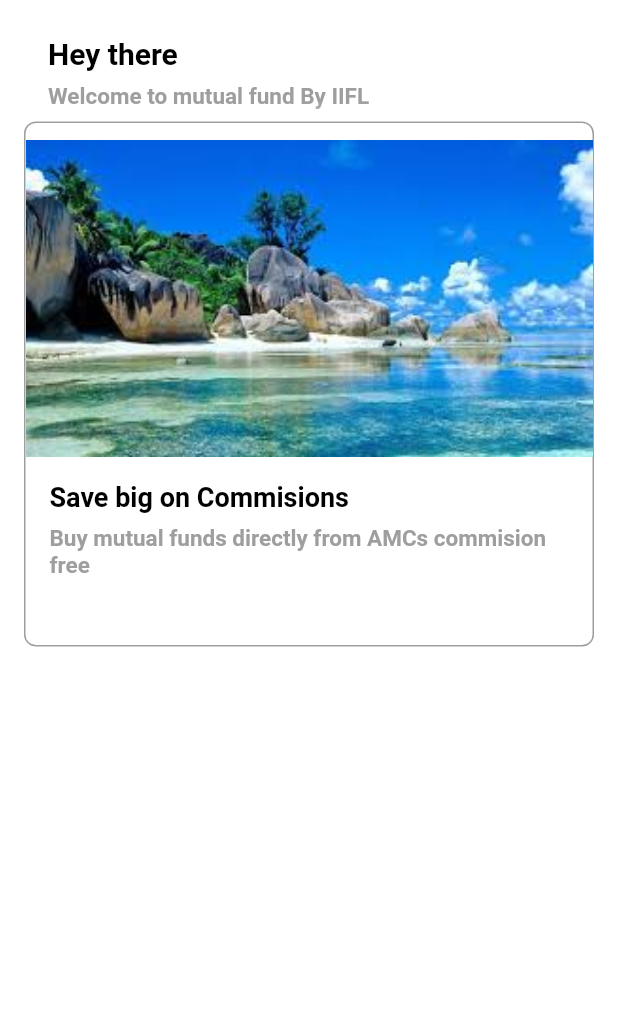
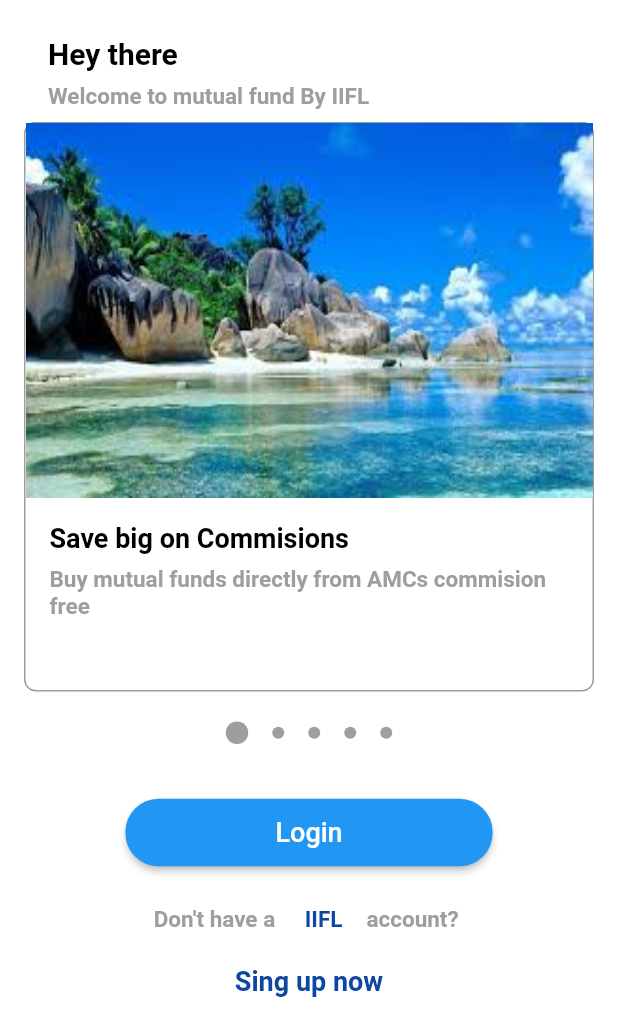
Before and after one commit to AndroidVinay/MutualFundFultterApp, a Flutter app: the screen it shows after launch, on a phone screen of 412 x 824 dp. Shown: the top 1036 px of the screen. Run offline on Flutter 3.47's test engine with Material 2 defaults, Android fonts, the phone set to English and light mode, and no system bars.

Commit message:
half page done

```diff
--- a/mutual_fund_app/lib/signup_page.dart
+++ b/mutual_fund_app/lib/signup_page.dart
@@ -1,3 +1,4 @@
+import 'package:flutter/cupertino.dart';
 import 'package:flutter/material.dart';
 import 'package:mutual_fund_app/slide.dart';
 import 'title_text.dart';
@@ -12,7 +13,18 @@ class SignUpPage extends StatefulWidget {
 class _SignUpPageState extends State<SignUpPage> {
   PageController _pageController = PageController(initialPage: 0);
 
-  int index = 0;
+  double _index = 0;
+
+  @override
+  void initState() {
+    // TODO: implement initState
+    super.initState();
+    _pageController.addListener(() {
+      setState(() {
+        _index = _pageController.page;
+      });
+    });
+  }
 
   @override
   Widget build(BuildContext context) {
@@ -21,6 +33,7 @@ class _SignUpPageState extends State<SignUpPage> {
       body: Padding(
         padding: const EdgeInsets.all(16.0),
         child: SafeArea(
+          child: SingleChildScrollView(
             child: Column(
               children: <Widget>[
                 TitleTextWidget(
@@ -31,11 +44,123 @@ class _SignUpPageState extends State<SignUpPage> {
                 SubTitleText(
                   lable: 'Welcome to mutual fund By IIFL',
                 ),
-              SlideItem(0),
+                Container(
+                  height: 400.0,
+                  width: double.infinity,
+                  child: PageView.builder(
+                    scrollDirection: Axis.horizontal,
+                    controller: _pageController,
+                    itemCount: slideList.length,
+                    itemBuilder: (context, i) {
+                      return SlideItem(i);
+                    },
+                  ),
+                ),
+                Stack(
+                  alignment: AlignmentDirectional.topStart,
+                  children: <Widget>[
+                    Container(
+                      margin: EdgeInsets.only(bottom: 35),
+                      child: Row(
+                        mainAxisSize: MainAxisSize.min,
+                        mainAxisAlignment: MainAxisAlignment.center,
+                        children: <Widget>[
+                          for (int i = 0; i < slideList.length; i++)
+                            if (i == _index)
+                              SlideDot(isActive: true)
+                            else
+                              SlideDot(isActive: false)
                         ],
+                      ),
+                    ),
+                  ],
+                ),
+                MaterialButton(
+                  color: Colors.blue,
+                  padding:
+                      EdgeInsets.symmetric(vertical: 12.0, horizontal: 100.0),
+                  shape: RoundedRectangleBorder(
+                    borderRadius: BorderRadius.circular(22),
+                  ),
+                  child: Text(
+                    'Login',
+                    style: TextStyle(color: Colors.white, fontSize: 18.0),
+                  ),
+                  onPressed: () {},
+                ),
+                SizedBox(
+                  width: double.infinity,
+                  height: 25.0,
+                ),
+                Row(
+                  mainAxisAlignment: MainAxisAlignment.center,
+                  children: <Widget>[
+                    SubTitleText(lable: 'Don\'t have a '),
+                    Padding(
+                      padding: const EdgeInsets.only(bottom: 8.0),
+                      child: Text(
+                        'IIFL',
+                        style: TextStyle(
+                            color: Colors.blue.shade900,
+                            fontSize: 15.0,
+                            fontWeight: FontWeight.bold),
+                      ),
+                    ),
+                    SubTitleText(
+                      lable: 'account? ',
+                    ),
+                  ],
+                ),
+                MaterialButton(
+                  padding:
+                      EdgeInsets.symmetric(vertical: 12.0, horizontal: 100.0),
+                  child: Text(
+                    'Sing up now',
+                    style: TextStyle(
+                        color: Colors.blue.shade900,
+                        fontSize: 18.0,
+                        fontWeight: FontWeight.bold),
+                  ),
+                  onPressed: () {},
+                ),
+              ],
+            ),
           ),
         ),
       ),
     );
   }
 }
+
+class SlideDot extends StatelessWidget {
+  final bool isActive;
+
+  SlideDot({this.isActive});
+
+  @override
+  Widget build(BuildContext context) {
+    return AnimatedContainer(
+      duration: Duration(microseconds: 150),
+      margin: EdgeInsets.symmetric(horizontal: 8.0),
+      child: Container(
+        height: isActive ? 15.0 : 8.0,
+        width: isActive ? 15.0 : 8.0,
+        decoration: BoxDecoration(
+            color: Colors.grey,
+            borderRadius: BorderRadius.all(Radius.circular(12))),
+      ),
+    );
+  }
+}
+
+//Row(
+//                mainAxisSize: MainAxisSize.min,
+//                mainAxisAlignment: MainAxisAlignment.center,
+//                children: <Widget>[
+//                  for (int i = 0; i < slideList.length; i++)
+//                    if (i == _index)
+//                      SlideDot(isActive: true)
+//                    else
+//                      SlideDot(isActive: false)
+//                ],
+//              )
--- a/mutual_fund_app/lib/slideitem.dart
+++ b/mutual_fund_app/lib/slideitem.dart
@@ -1,41 +1,33 @@
-
 import 'package:flutter/material.dart';
 import 'package:mutual_fund_app/slide.dart';
 import 'title_text.dart';
 import 'sub_title_text.dart';
 
 class SlideItem extends StatelessWidget {
-
   final int index;
 
   SlideItem(this.index);
 
-
   @override
   Widget build(BuildContext context) {
-    return Container(
-      width: double.infinity,
-      height: 350.0,
-      constraints: BoxConstraints.expand(width: double.infinity,height: 350.0),
+    return Align(
+      alignment: Alignment.topCenter,
+      child: Container(
+        height: 380.0,
         decoration: BoxDecoration(
             boxShadow: [
-            BoxShadow(
-                color: Colors.white, blurRadius: 5.0, spreadRadius: 5.0)
+              BoxShadow(color: Colors.white, blurRadius: 5.0, spreadRadius: 5.0)
             ],
             borderRadius: BorderRadius.all(
               Radius.circular(8.0),
             ),
-          border: Border.all(
-              color:Colors.grey
-          )
-      ),
+            border: Border.all(color: Colors.grey)),
         child: Column(
-        mainAxisAlignment: MainAxisAlignment.center,
-        crossAxisAlignment: CrossAxisAlignment.center,
           children: <Widget>[
             Image(
               image: AssetImage(slideList[index].imageUrl),
               width: double.infinity,
+              height: 250.0,
               fit: BoxFit.fill,
             ),
             SizedBox(
@@ -48,8 +40,7 @@ class SlideItem extends StatelessWidget {
               fontSize: 18.0,
             ),
             SubTitleText(
-            lable:
-            slideList[index].desc,
+              lable: slideList[index].desc,
             ),
             SizedBox(
               width: double.infinity,
@@ -57,6 +48,7 @@ class SlideItem extends StatelessWidget {
             ),
           ],
         ),
+      ),
     );
   }
 }
```
Also changed, not shown: mutual_fund_app/lib/main.dart (+0 -9 lines). Lines whose indentation alone changed are shown as unchanged.
